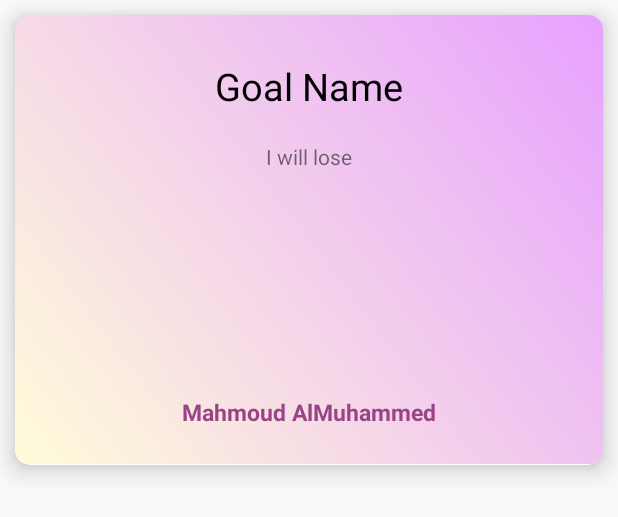
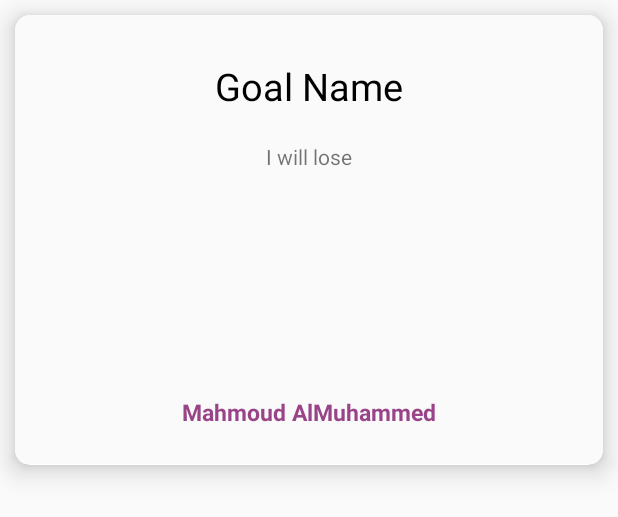
Before and after one commit to kubrahebes/KeepingMeOnTrack, an Android app: the layout networking_card_content.xml on its own in the app's theme, with its tools: preview values and no code run, on a phone screen of 412 x 824 dp. Shown: the top 517 px of the screen. Run offline under Robolectric (Android 15) with nearby library versions, the phone set to English and light mode, and no system bars.

Commit message:
uygulamanin son hali

```diff
--- a/app/src/main/res/layout/networking_card_content.xml
+++ b/app/src/main/res/layout/networking_card_content.xml
@@ -11,12 +11,11 @@
 
 
 
-
     <RelativeLayout
         android:id="@+id/card"
         android:layout_width="match_parent"
         android:layout_height="wrap_content"
-        android:background="@drawable/gradient"
+        android:background="#fafafa"
         android:minHeight="299dp"
         android:orientation="vertical">
 
@@ -56,7 +55,4 @@
 
     </RelativeLayout>
 
-
-
-
 </android.support.v7.widget.CardView>
--- a/app/src/main/res/layout/networking_main.xml
+++ b/app/src/main/res/layout/networking_main.xml
@@ -4,7 +4,6 @@
     android:layout_width="match_parent"
     android:layout_height="match_parent"
     tools:context=".MainTabActivity">
-
     <RelativeLayout
         android:layout_width="match_parent"
         android:layout_height="match_parent">
@@ -92,7 +91,6 @@
                 android:src="@drawable/dislike_1" />
 
 
-
         </RelativeLayout>
 
     </RelativeLayout>
@@ -101,4 +99,5 @@
 
 
 
+
 </android.support.constraint.ConstraintLayout>
```
Lines whose indentation alone changed are shown as unchanged.
